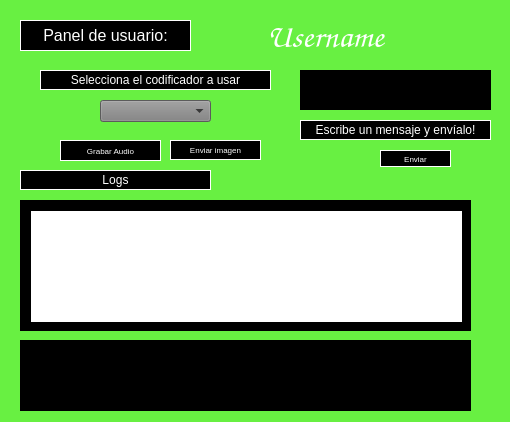
edgardanielgd/Audio-Transmission, file Interface/UserDialog.ui: the form before one commit.
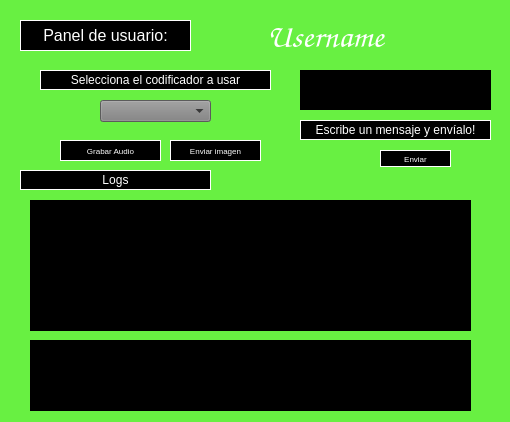
The form after the commit. Icons and pictures are not drawn.

The edit to the form file:
```diff
--- a/Interface/UserDialog.ui
+++ b/Interface/UserDialog.ui
@@ -1222,7 +1222,7 @@
      <x>170</x>
      <y>140</y>
      <width>91</width>
-     <height>20</height>
+     <height>21</height>
     </rect>
    </property>
    <property name="font">
@@ -1454,9 +1454,9 @@
   <widget class="QScrollArea" name="scrollArea">
    <property name="geometry">
     <rect>
-     <x>20</x>
+     <x>30</x>
      <y>200</y>
-     <width>451</width>
+     <width>441</width>
      <height>131</height>
     </rect>
    </property>
@@ -1472,41 +1472,30 @@
      <rect>
       <x>0</x>
       <y>0</y>
-      <width>449</width>
+      <width>439</width>
       <height>129</height>
      </rect>
     </property>
-    <widget class="QWidget" name="verticalLayoutWidget">
-     <property name="geometry">
-      <rect>
-       <x>10</x>
-       <y>10</y>
-       <width>431</width>
-       <height>111</height>
-      </rect>
-     </property>
      <layout class="QVBoxLayout" name="verticalLayout">
       <item>
-       <widget class="QLabel" name="cnvLog">
-        <property name="styleSheet">
-         <string notr="true">background: none;
-background-color: white;</string>
-        </property>
-        <property name="text">
-         <string/>
+      <widget class="QFrame" name="logContainer">
+       <property name="frameShape">
+        <enum>QFrame::StyledPanel</enum>
+       </property>
+       <property name="frameShadow">
+        <enum>QFrame::Raised</enum>
         </property>
        </widget>
       </item>
      </layout>
     </widget>
    </widget>
-  </widget>
   <widget class="QTextEdit" name="txtLog">
    <property name="geometry">
     <rect>
-     <x>20</x>
+     <x>30</x>
      <y>340</y>
-     <width>451</width>
+     <width>441</width>
      <height>71</height>
     </rect>
    </property>
```
Lines whose indentation alone changed are shown as unchanged.
